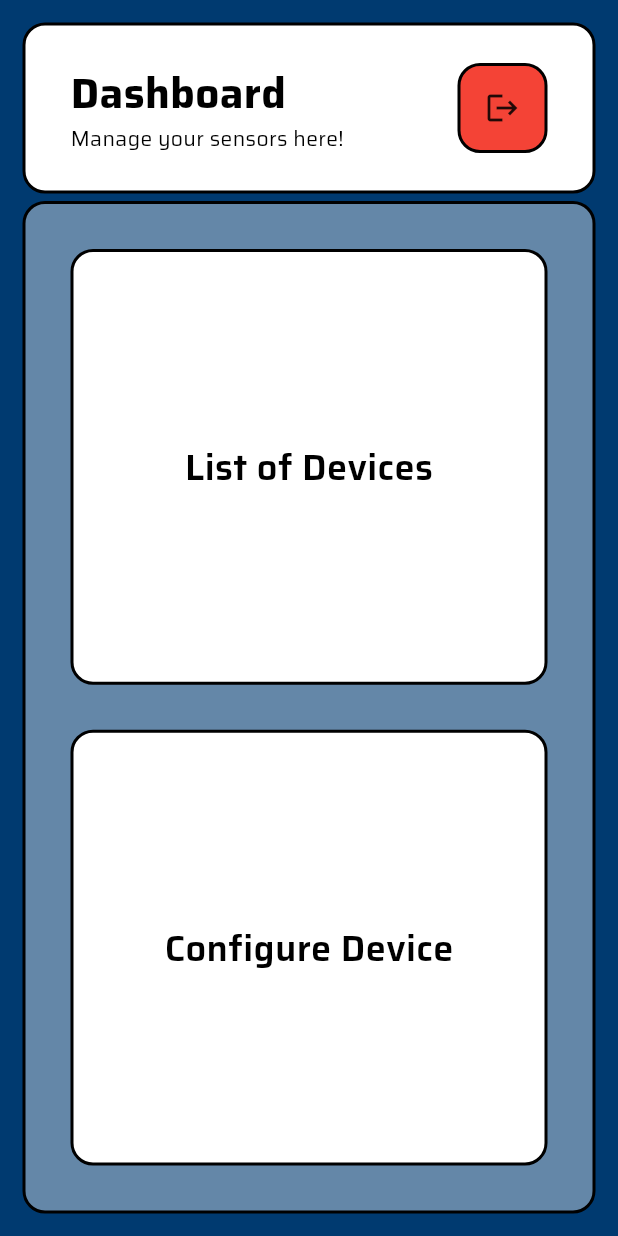
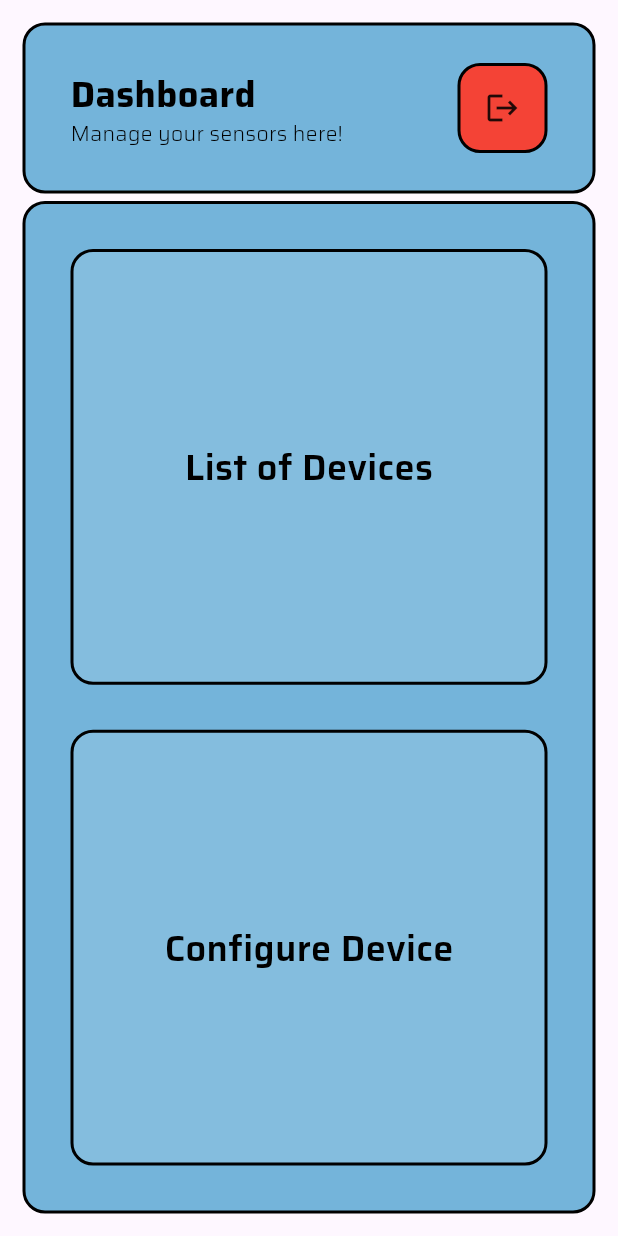
Before and after one commit to iwansal64/wms_app, a Flutter app: the DashboardPage widget shown alone on an empty page, opened directly, on a phone screen of 412 x 824 dp. Run offline on Flutter 3.47's test engine with Material 3 defaults, Android fonts, the phone set to English and light mode, and no system bars; our stand-ins replace flutter_blue_plus, logger, shared_preferences; accounts and stored records are empty.

Commit message:
[improve] Better design! (1/3 complete)

```diff
--- a/lib/components/sensor_card.dart
+++ b/lib/components/sensor_card.dart
@@ -63,7 +63,7 @@ class _SensorValueState extends State<SensorValue> {
 
     return Text(
       "--",
-      style: default_styles.sensorValueStyle,
+      style: default_styles.basicTextStyle,
     );
   }
 }
--- a/lib/default_styles.dart
+++ b/lib/default_styles.dart
@@ -1,7 +1,43 @@
 import 'package:flutter/material.dart';
 
-final TextStyle sensorValueStyle = TextStyle(
-  color: Colors.black,
-  fontSize: 16,
-  decoration: TextDecoration.none
-);
+class DefaultStyles {
+  static const Color primaryColor = Color.fromARGB(255, 204, 223, 238);
+  static const Color mainBackgroundColor = Color.fromARGB(255, 0, 74, 173);
+  static const Color backgroundColor = Color.fromARGB(255, 116, 180, 218);
+
+  static const TextStyle basicTextStyle = TextStyle(
+    color: Colors.black,
+    fontSize: 16,
+    decoration: TextDecoration.none
+  );
+
+  static const TextStyle basicTitleStyle = TextStyle(
+    color: Colors.black,
+    fontSize: 24,
+    fontWeight: FontWeight.w700,
+    decoration: TextDecoration.none
+  );
+
+  static const TextStyle basicSubtitleStyle = TextStyle(
+    color: Colors.black,
+    fontSize: 14,
+    fontWeight: FontWeight.w300,
+    decoration: TextDecoration.none
+  );
+
+  static final BoxDecoration basicBoxContainerStyle = BoxDecoration(
+    color: backgroundColor,
+    border: Border.all(width: 2),
+    borderRadius: BorderRadius.circular(15),
+  );
+
+  static final BoxDecoration basicBoxContainerSecondStyle = BoxDecoration(
+    color: Color.fromARGB(30, 255, 255, 255),
+    border: Border.all(width: 2),
+    borderRadius: BorderRadius.circular(15),
+  );
+
+  static final BoxDecoration basicBackgroundStyle = BoxDecoration(
+    color: mainBackgroundColor
+  );
+}
--- a/lib/pages/dashboard.dart
+++ b/lib/pages/dashboard.dart
@@ -1,4 +1,5 @@
 import 'package:flutter/material.dart';
+import 'package:wms_app/default_styles.dart';
 import 'package:wms_app/state.dart';
 import 'package:wms_app/utils/api.dart';
 import 'package:wms_app/utils/types.dart';
@@ -21,12 +22,7 @@ class DashboardPage extends StatelessWidget{
 
   @override
   Widget build(BuildContext context) {
-    return Container(
-      alignment: Alignment.center,
-      decoration: BoxDecoration(
-        color: const Color.fromARGB(255, 0, 58, 112)
-      ),
-      child: Padding(
+    return Padding(
       padding: EdgeInsets.all(15),
       child: Column(
         spacing: 5,
@@ -34,11 +30,7 @@ class DashboardPage extends StatelessWidget{
           Container(
             alignment: Alignment.center,
             child: Container(
-                decoration: BoxDecoration(
-                  color: Colors.white,
-                  border: Border.all(width: 2),
-                  borderRadius: BorderRadius.circular(15),
-                ),
+              decoration: DefaultStyles.basicBoxContainerStyle,
               child: Padding(
                 padding: EdgeInsets.symmetric(vertical: 20, horizontal: 30),
                 child: Row(
@@ -49,23 +41,17 @@ class DashboardPage extends StatelessWidget{
                       mainAxisAlignment: MainAxisAlignment.center,
                       crossAxisAlignment: CrossAxisAlignment.start,
                       children: [
-                          const Text(
+                        Text(
                           "Dashboard",
-                            style: TextStyle(
-                              color: Colors.black,
-                              decoration: TextDecoration.none,
-                              fontSize: 28,
-                              fontWeight: FontWeight.w700
+                          style: DefaultStyles.basicTextStyle.merge(
+                            DefaultStyles.basicTitleStyle
                           ),
                         ),
-                          const Text(
+                        Text(
                           "Manage your sensors here!",
-                            style: TextStyle(
-                              color: Colors.black,
-                              decoration: TextDecoration.none,
-                              fontSize: 14,
-                              fontWeight: FontWeight.w400
-                            ),
+                          style: DefaultStyles.basicTextStyle.merge(
+                            DefaultStyles.basicSubtitleStyle
+                          )
                         )
                       ],
                     ),
@@ -84,8 +70,8 @@ class DashboardPage extends StatelessWidget{
                               alignment: Alignment.center,
                               decoration: BoxDecoration(
                                 color: Colors.red,
-                                  border: Border.all(width: 2),
-                                  borderRadius: BorderRadius.circular(15)
+                                border: DefaultStyles.basicBoxContainerStyle.border,
+                                borderRadius: DefaultStyles.basicBoxContainerStyle.borderRadius
                               ),
                               child: Icon(Icons.logout),
                             ),
@@ -101,11 +87,7 @@ class DashboardPage extends StatelessWidget{
           Expanded(
             child: Container(
               alignment: Alignment.center,
-                decoration: BoxDecoration(
-                  color: const Color.fromARGB(100, 255, 255, 255),
-                  border: Border.all(width: 2),
-                  borderRadius: BorderRadius.circular(15),
-                ),
+              decoration: DefaultStyles.basicBoxContainerStyle,
               child: Padding(
                 padding: EdgeInsets.all(30),
                 child: Column(
@@ -116,18 +98,14 @@ class DashboardPage extends StatelessWidget{
                         onTap: onGotoDeviceListTriggered,
                         child: Container(
                           alignment: Alignment.center,
-                            decoration: BoxDecoration(
-                              color: Colors.white,
-                              border: Border.all(width: 2),
-                              borderRadius: BorderRadius.circular(15),
-                            ),
-                            child: const Text(
+                          decoration: DefaultStyles.basicBoxContainerSecondStyle,
+                          child: Text(
                             "List of Devices",
-                              style: TextStyle(
-                                color: Colors.black,
-                                decoration: TextDecoration.none,
+                            style: DefaultStyles.basicTextStyle.merge(
+                              TextStyle(
                                 fontSize: 24,
                                 fontWeight: FontWeight.w600
+                              )
                             ),
                           ),
                         ),
@@ -138,18 +116,14 @@ class DashboardPage extends StatelessWidget{
                         onTap: onGotoDeviceConfigureTriggered,
                         child: Container(
                           alignment: Alignment.center,
-                            decoration: BoxDecoration(
-                              color: Colors.white,
-                              border: Border.all(width: 2),
-                              borderRadius: BorderRadius.circular(15),
-                            ),
-                            child: const Text(
+                          decoration: DefaultStyles.basicBoxContainerSecondStyle,
+                          child: Text(
                             "Configure Device",
-                              style: TextStyle(
-                                color: Colors.black,
-                                decoration: TextDecoration.none,
+                            style: DefaultStyles.basicTextStyle.merge(
+                              TextStyle(
                                 fontSize: 24,
                                 fontWeight: FontWeight.w600
+                              )
                             ),
                           ),
                         ),
@@ -162,7 +136,6 @@ class DashboardPage extends StatelessWidget{
           ),
         ],
       ),
-      ),
     );
   }
 }
```
Also changed, not shown: lib/components/device_card.dart (deleted, +0 -107 lines), lib/pages/device_list.dart (+121 -32 lines), lib/pages/registeration/email_registeration.dart (+15 -4 lines), lib/pages/wrapper.dart (+12 -0 lines), 1 other file. Lines whose indentation alone changed are shown as unchanged.
